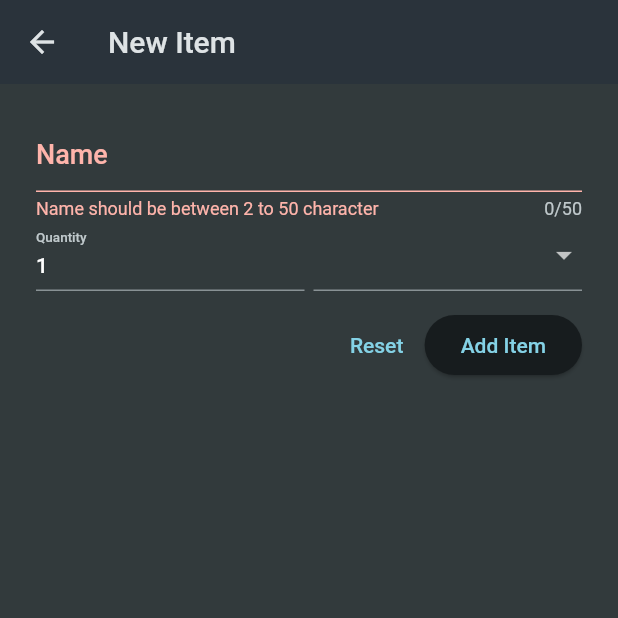
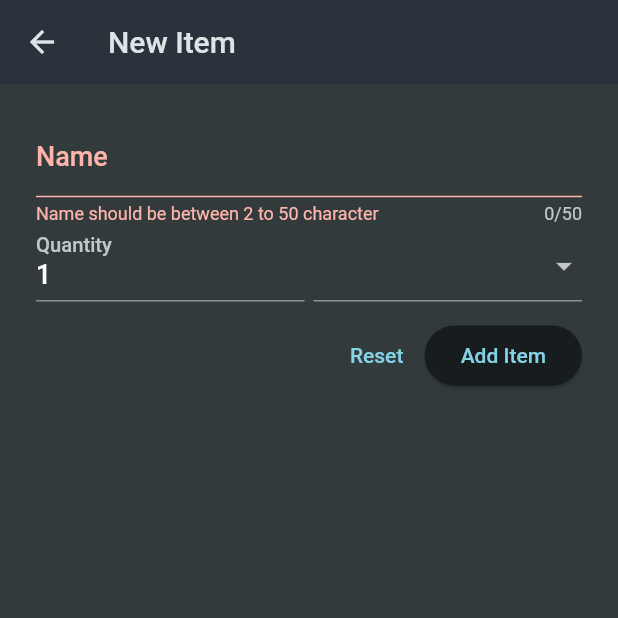
Before and after one commit to TeniG/FlutterShoppingListApp, a Flutter app: the NewItemScreen screen opened directly, after a tap on "Add Item", on a phone screen of 412 x 824 dp, the top half of it. Run offline on Flutter 3.47's test engine with Material 2 defaults, Android fonts, the phone set to English and light mode, and no system bars.

Commit message:
- saving Item,reset the form, added Dismissible widget to swipe and remove Item,

```diff
--- a/lib/widgets/new_item_screen.dart
+++ b/lib/widgets/new_item_screen.dart
@@ -1,6 +1,7 @@
 import 'package:flutter/material.dart';
 import 'package:flutter_shopping_app/data/categories.dart';
 import 'package:flutter_shopping_app/models/category.dart';
+import 'package:flutter_shopping_app/models/grocery_item.dart';
 
 class NewItemScreen extends StatefulWidget {
   const NewItemScreen({super.key});
@@ -19,11 +20,21 @@ class NewItemScreenState extends State<NewItemScreen> {
   String _eneteredName = "";
   int _eneteredQuantity = 1;
   Category _selectedCategory = categories[Categories.fruit]!;
+
+  void _resetForm() {
+    _formKey.currentState?.reset();
+  }
+
   void _saveItem() {
     // Validate returns true if the form is valid, or false otherwise.
     if (_formKey.currentState!.validate()) {
-      print("_eneteredName: $_eneteredName");
-      print("_eneteredQuantity: $_eneteredQuantity");
+      _formKey.currentState!.save();
+      final newGroceryItem = GroceryItem(
+          id: DateTime.now().toString(),
+          name: _eneteredName,
+          quantity: _eneteredQuantity,
+          category: _selectedCategory);
+      Navigator.of(context).pop(newGroceryItem);
     }
   }
 
@@ -39,12 +50,13 @@ class NewItemScreenState extends State<NewItemScreen> {
           key: _formKey,
           child: Column(children: [
             TextFormField(
+              style: const TextStyle(fontSize: 18),
               maxLength: 50,
               decoration: const InputDecoration(
                 label: Text("Name", style: TextStyle(fontSize: 18)),
               ),
               validator: (value) {
-                if (value == null || value!.isEmpty || value.length < 2) {
+                if (value == null || value.isEmpty || value.length < 2) {
                   return "Name should be between 2 to 50 character";
                 }
                 return null;
@@ -58,10 +70,11 @@ class NewItemScreenState extends State<NewItemScreen> {
               children: [
                 Expanded(
                   child: TextFormField(
+                      style: const TextStyle(fontSize: 18),
                       initialValue: _eneteredQuantity.toString(),
                       keyboardType: TextInputType.number,
                       decoration: const InputDecoration(
-                        label: Text("Quantity", style: TextStyle(fontSize: 12)),
+                        label: Text("Quantity", style: TextStyle(fontSize: 18)),
                       ),
                       validator: (value) {
                         if (value == null ||
@@ -105,9 +118,14 @@ class NewItemScreenState extends State<NewItemScreen> {
             Row(
               mainAxisAlignment: MainAxisAlignment.end,
               children: [
-                TextButton(onPressed: () {}, child: const Text("Reset")),
+                TextButton(
+                  onPressed: _resetForm,
+                  child: const Text("Reset"),
+                ),
                 ElevatedButton(
-                    onPressed: _saveItem, child: const Text("Add Item"))
+                  onPressed: _saveItem,
+                  child: const Text("Add Item"),
+                )
               ],
             )
           ]),
```
Also changed, not shown: lib/widgets/grocery_list_screen.dart (+22 -5 lines).
